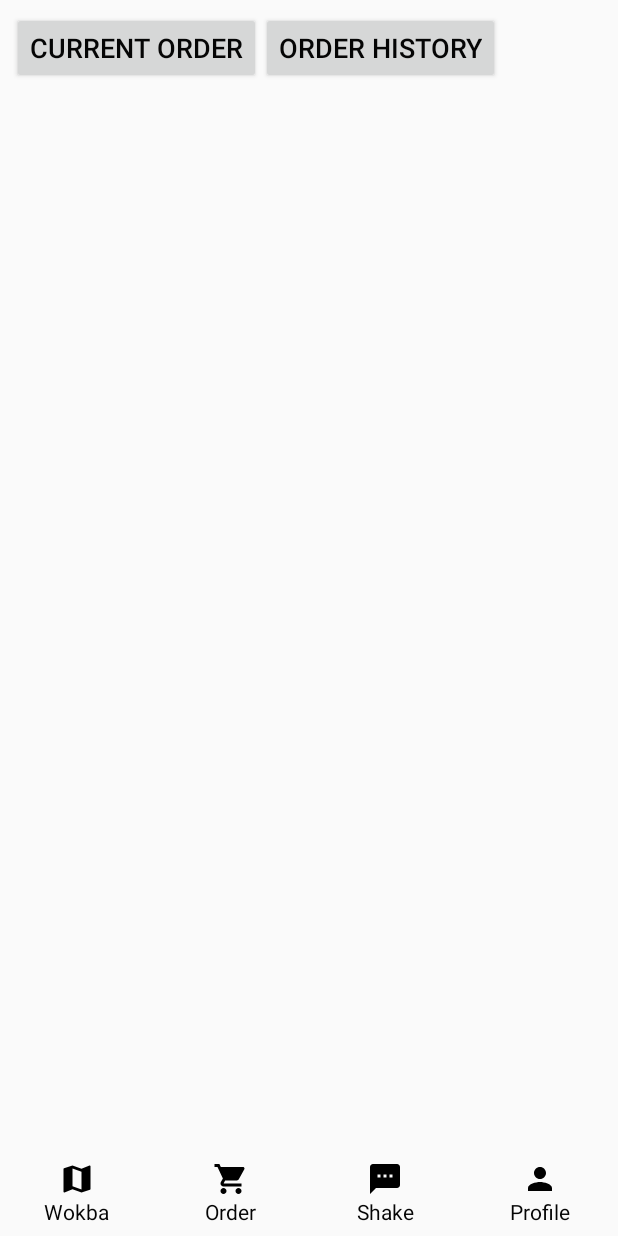
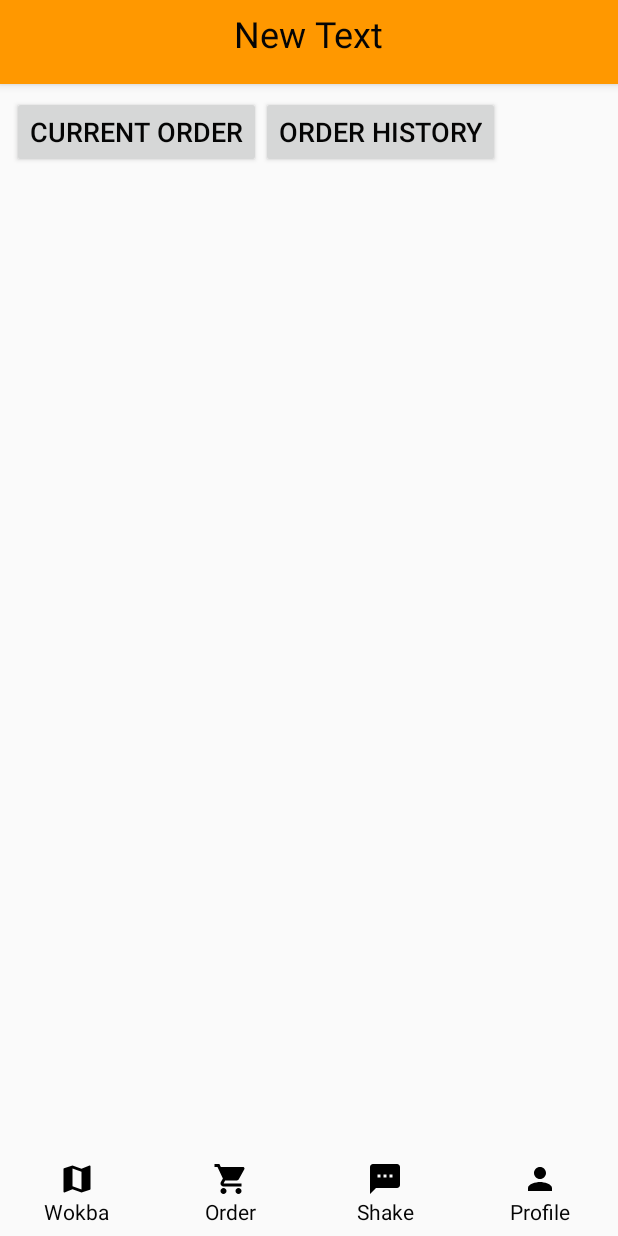
Before and after one commit to shuweizhao/Wokba, an Android app: the fragment OrderFragment placed in its activity, on a phone screen of 412 x 824 dp. Run offline under Robolectric (Android 15) with nearby library versions, the light colour scheme and no system bars; libraries missing offline, so code that uses them is left out: com.facebook.drawee, com.facebook.imagepipeline; pictures from the network do not load; 1 statement that could not run was skipped.

Commit message:
recovered actionbar in mainUI; added past order feature in order fragment; added update button in profile

```diff
--- a/app/src/main/java/com/example/shuweizhao/wokba/Activity/MainUIActicity.java
+++ b/app/src/main/java/com/example/shuweizhao/wokba/Activity/MainUIActicity.java
@@ -18,7 +18,9 @@ import android.support.design.widget.Snackbar;
 import android.support.v4.app.ActivityCompat;
 import android.support.v4.content.ContextCompat;
 import android.support.v7.app.AppCompatActivity;
+import android.view.LayoutInflater;
 import android.view.View;
+import android.widget.ImageButton;
 import android.widget.ImageView;
 import android.widget.RelativeLayout;
 import android.widget.TextView;
@@ -57,6 +59,7 @@ import okhttp3.Response;
 public class MainUIActicity extends AppCompatActivity implements View.OnClickListener, OnMapReadyCallback, LocationListener {
     private final String[] names = {"uid", "customer", "customer_4", "customer_b", "points"
             , "phone", "nickname"};
+    private final String[] fragmentNames = {"Wokba", "Order", "Shake", "Me"};
     private final Gson gson = new Gson();
     private FragmentManager fragmentManager;
 
@@ -83,7 +86,8 @@ public class MainUIActicity extends AppCompatActivity implements View.OnClickLis
     private TextView orderText;
     private TextView shakeText;
     private TextView profileText;
-
+    private TextView title;
+    private ImageButton refresh;
     private FloatingActionButton fab;
     private Activity context;
     private ArrayList<String> store_infos;
@@ -93,7 +97,7 @@ public class MainUIActicity extends AppCompatActivity implements View.OnClickLis
         super.onCreate(savedInstanceState);
         //requestWindowFeature(Window.FEATURE_NO_TITLE);
         context = this;
-        getSupportActionBar().hide();
+        setCustomActionBar();
         locationManager = (LocationManager) getSystemService(Context.LOCATION_SERVICE);
         setContentView(R.layout.main_ui_layout);
         fragmentManager = getFragmentManager();
@@ -109,6 +113,20 @@ public class MainUIActicity extends AppCompatActivity implements View.OnClickLis
                 != PackageManager.PERMISSION_GRANTED) {
             requestLocationPermission();
         }
+    }
+
+    private void setCustomActionBar() {
+        getSupportActionBar().setDisplayOptions(android.support.v7.app.ActionBar.DISPLAY_SHOW_CUSTOM);
+        LayoutInflater inflator = (LayoutInflater) this
+                .getSystemService(Context.LAYOUT_INFLATER_SERVICE);
+        View v = inflator.inflate(R.layout.main_ui_actionbar_layout, null);
+        title = (TextView) v.findViewById(R.id.textView2);
+        refresh = (ImageButton) v.findViewById(R.id.imageButton3);
+        getSupportActionBar().setCustomView(v);
+    }
+
+    public ImageButton getRefresh() {
+        return refresh;
     }
 
     private void saveUserData(Intent intent) {
@@ -179,6 +197,9 @@ public class MainUIActicity extends AppCompatActivity implements View.OnClickLis
                 intent.putStringArrayListExtra("store_list", store_infos);
                 startActivity(intent);
                 break;
+            case R.id.imageButton3:
+
+                break;
         }
     }
 
@@ -186,8 +207,10 @@ public class MainUIActicity extends AppCompatActivity implements View.OnClickLis
         clearSelection();
         FragmentTransaction fragmentTransaction = fragmentManager.beginTransaction();
         hideFragment(fragmentTransaction);
+        title.setText(fragmentNames[id]);
         switch (id) {
             case 0:
+                refresh.setVisibility(View.INVISIBLE);
                 mapLayout.setBackgroundColor(getResources().getColor(R.color.colorPrimary));
                 mapText.setTextColor(Color.WHITE);
                 fab.setVisibility(View.VISIBLE);
@@ -200,6 +223,7 @@ public class MainUIActicity extends AppCompatActivity implements View.OnClickLis
                 mapFragment.getMapAsync(this);
                 break;
             case 1:
+                refresh.setVisibility(View.INVISIBLE);
                 orderLayout.setBackgroundColor(getResources().getColor(R.color.colorPrimary));
                 orderText.setTextColor(Color.WHITE);
                 fab.setVisibility(View.GONE);
@@ -211,6 +235,7 @@ public class MainUIActicity extends AppCompatActivity implements View.OnClickLis
                 }
                 break;
             case 2:
+                refresh.setVisibility(View.INVISIBLE);
                 shakeLayout.setBackgroundColor(getResources().getColor(R.color.colorPrimary));
                 shakeText.setTextColor(Color.WHITE);
                 fab.setVisibility(View.GONE);
@@ -222,6 +247,7 @@ public class MainUIActicity extends AppCompatActivity implements View.OnClickLis
                 }
                 break;
             case 3:
+                refresh.setVisibility(View.VISIBLE);
                 profileLayout.setBackgroundColor(getResources().getColor(R.color.colorPrimary));
                 profileText.setTextColor(Color.WHITE);
                 fab.setVisibility(View.GONE);
--- a/app/src/main/java/com/example/shuweizhao/wokba/User.java
+++ b/app/src/main/java/com/example/shuweizhao/wokba/User.java
@@ -63,6 +63,10 @@ public class User {
         return m_uid;
     }
 
+    public static String getPoints() {
+        return m_points;
+    }
+
     public static String getCustomer() {
         return m_customer;
     }
--- /dev/null
+++ b/app/src/main/res/drawable/ic_autorenew_24dp.xml
@@ -0,0 +1,9 @@
+<vector xmlns:android="http://schemas.android.com/apk/res/android"
+        android:width="24dp"
+        android:height="24dp"
+        android:viewportWidth="24.0"
+        android:viewportHeight="24.0">
+    <path
+        android:fillColor="#FF000000"
+        android:pathData="M12,6v3l4,-4 -4,-4v3c-4.42,0 -8,3.58 -8,8 0,1.57 0.46,3.03 1.24,4.26L6.7,14.8c-0.45,-0.83 -0.7,-1.79 -0.7,-2.8 0,-3.31 2.69,-6 6,-6zm6.76,1.74L17.3,9.2c0.44,0.84 0.7,1.79 0.7,2.8 0,3.31 -2.69,6 -6,6v-3l-4,4 4,4v-3c4.42,0 8,-3.58 8,-8 0,-1.57 -0.46,-3.03 -1.24,-4.26z"/>
+</vector>
--- /dev/null
+++ b/app/src/main/res/layout/main_ui_actionbar_layout.xml
@@ -0,0 +1,23 @@
+<?xml version="1.0" encoding="utf-8"?>
+<RelativeLayout xmlns:android="http://schemas.android.com/apk/res/android"
+    android:orientation="vertical" android:layout_width="match_parent"
+    android:layout_height="match_parent">
+
+    <TextView
+        android:layout_width="wrap_content"
+        android:layout_height="wrap_content"
+        android:text="New Text"
+        android:id="@+id/textView2"
+        android:textSize="24sp"
+        android:layout_alignParentTop="true"
+        android:layout_centerHorizontal="true" />
+
+    <ImageButton
+        android:layout_width="wrap_content"
+        android:layout_height="wrap_content"
+        android:id="@+id/imageButton3"
+        android:src="@drawable/ic_autorenew_24dp"
+        android:layout_alignParentTop="true"
+        android:layout_alignParentEnd="true"
+        android:visibility="invisible"/>
+</RelativeLayout>
```
Also changed, not shown: app/src/main/java/com/example/shuweizhao/wokba/Fragment/OrderFragment.java (+62 -0 lines), app/src/main/java/com/example/shuweizhao/wokba/Fragment/ProfileFragment.java (+70 -0 lines), app/src/main/java/com/example/shuweizhao/wokba/UrlCollection.java (added, +8 -0 lines).
